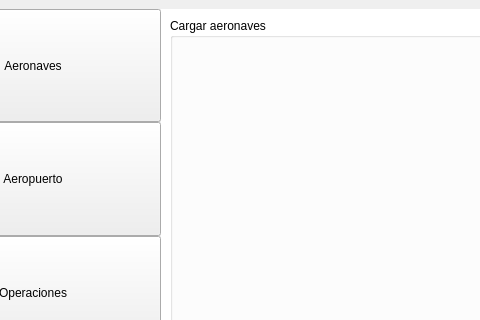
Above: interfazprincipal.ui from IgnacioOchoa/SimAerop before the change; both pictures show x 104 to 584 and y 0 to 320 of the 1103 by 690 pixel window. Below: the same form after it.
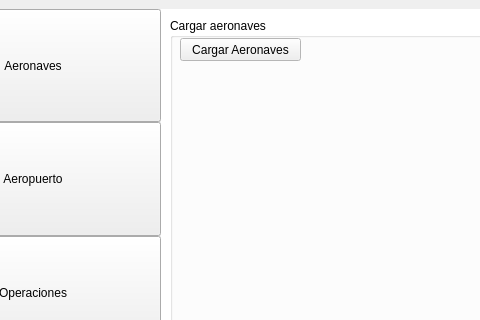
That is the form after the change. The open tabs and pages were chosen to show the change.

Commit message:
Cambio de Prueba: Botón carga aeronaves
Botón sólo de prueba

Patch:
```diff
--- a/interfazprincipal.ui
+++ b/interfazprincipal.ui
@@ -279,6 +279,19 @@
           <property name="title">
            <string>Cargar aeronaves</string>
           </property>
+          <widget class="QPushButton" name="pbCargarAeronaves">
+           <property name="geometry">
+            <rect>
+             <x>10</x>
+             <y>20</y>
+             <width>121</width>
+             <height>23</height>
+            </rect>
+           </property>
+           <property name="text">
+            <string>Cargar Aeronaves</string>
+           </property>
+          </widget>
          </widget>
         </item>
         <item>
```
Left out of the diff: 4 changed lines with no effect on the pictures.
